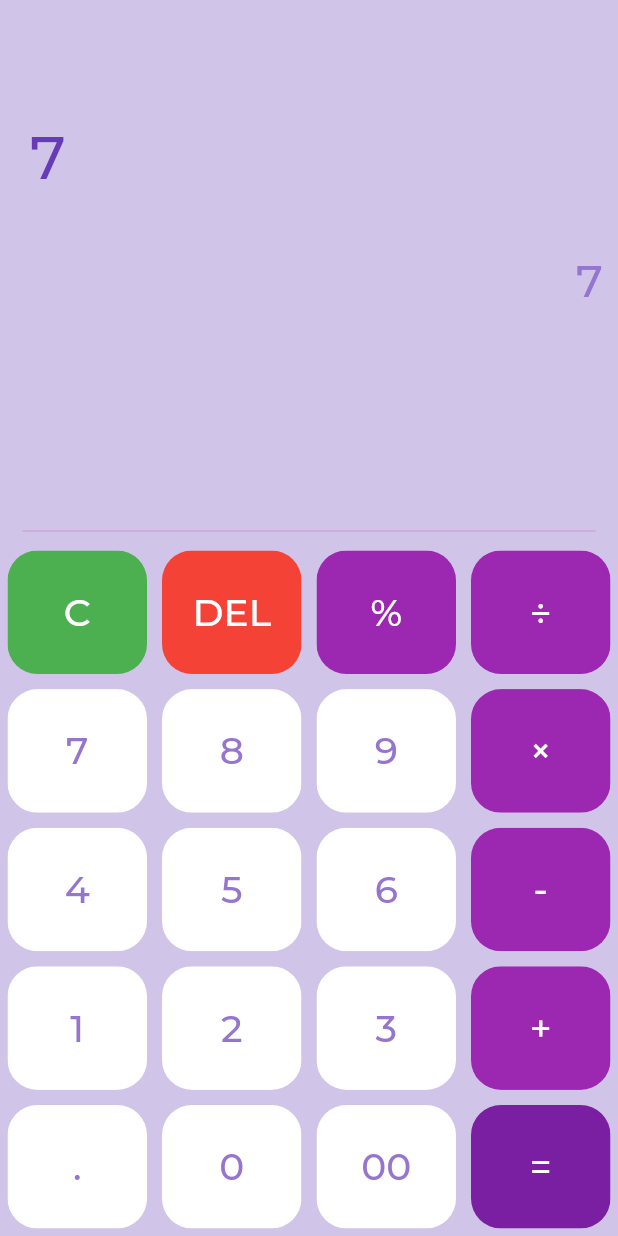
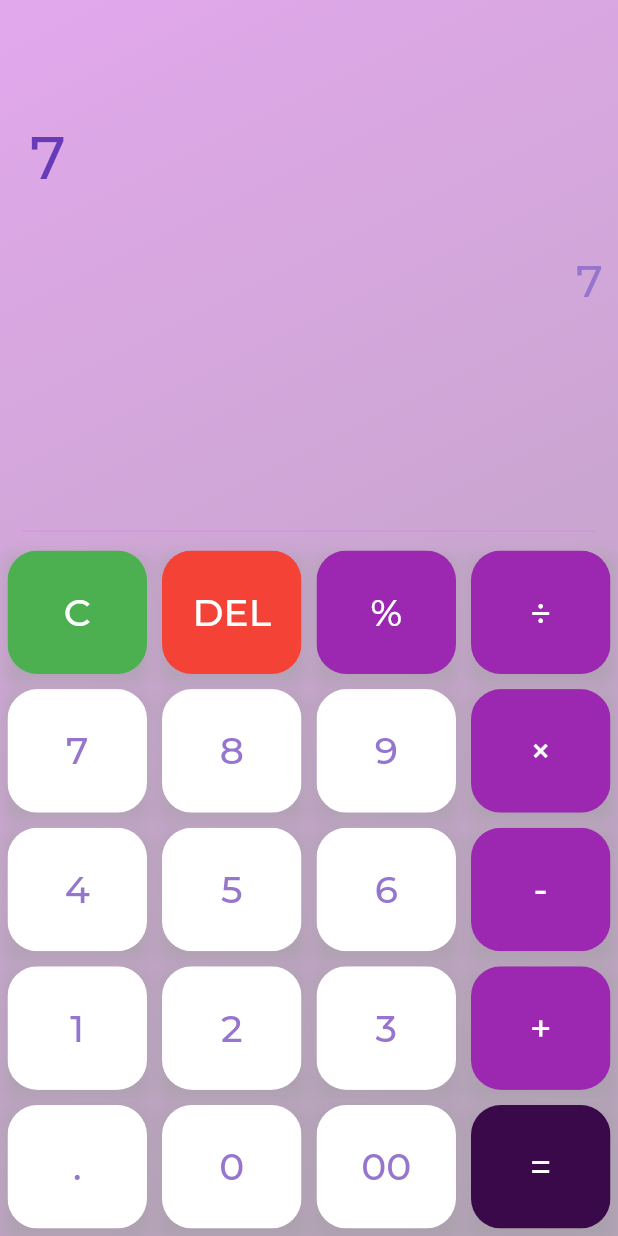
Before and after one commit to Caydo163/flutter-calculator, a Flutter app: the screen it shows after launch, after a tap on an icon or button, on a phone screen of 412 x 824 dp. Run offline on Flutter 3.47's test engine with Material 2 defaults, Android fonts, the phone set to English and light mode, and no system bars; drawn by our look-alikes of flutter_bounce; our stand-ins replace fluttertoast, math_expressions; missing offline and left inert: dart:ffi.

Commit message:
changement couleur + ajout ombre

```diff
--- a/lib/main.dart
+++ b/lib/main.dart
@@ -174,7 +174,7 @@ class _SimpleCalculatriceState extends State<SimpleCalculatrice> {
               Fluttertoast.showToast(
                 msg: "Erreur de syntaxe",
                 toastLength: Toast.LENGTH_SHORT,
-                backgroundColor: Color.fromARGB(209, 186, 51, 210),
+                backgroundColor: const Color.fromARGB(209, 186, 51, 210),
                 textColor: Colors.black,
               );
             }
@@ -227,15 +227,24 @@ class _SimpleCalculatriceState extends State<SimpleCalculatrice> {
       onPressed: () {
         ButtonPressed(txt);
       },
-      duration: Duration(milliseconds: 180),
+      duration: const Duration(milliseconds: 180),
       child: Container(
         margin: const EdgeInsets.all(5),
         height: MediaQuery.of(context).size.height * 0.1,
+        decoration: BoxDecoration(boxShadow: [
+          BoxShadow(
+            color: Colors.grey.withOpacity(0.5),
+            // color: Colors.blue,
+            spreadRadius: 2,
+            blurRadius: 8,
+            offset: Offset(0, 5),
+          )
+        ]),
         child: ClipRRect(
           borderRadius: BorderRadius.circular(20),
           child: Container(
             color: couleurBouton,
-            padding: EdgeInsets.all(7),
+            padding: const EdgeInsets.all(7),
             alignment: Alignment.center,
             child: Text(
               txt,
@@ -254,12 +263,21 @@ class _SimpleCalculatriceState extends State<SimpleCalculatrice> {
   @override
   Widget build(BuildContext context) {
     return Scaffold(
-      backgroundColor: Colors.deepPurple[100],
+      // backgroundColor: Colors.deepPurple[100],
       // appBar: AppBar(
       //   title: Text("Calculatrice"),
       //   centerTitle: true,
       // ),
-      body: Column(
+      body: Container(
+        decoration: BoxDecoration(
+            gradient: LinearGradient(
+                begin: Alignment.topLeft,
+                end: Alignment.bottomRight,
+                colors: [
+              Color.fromARGB(255, 226, 168, 236),
+              Color.fromARGB(255, 181, 163, 184),
+            ])),
+        child: Column(
           children: [
             // Zone d'écriture (calcul et résultat)
             Expanded(
@@ -269,15 +287,16 @@ class _SimpleCalculatriceState extends State<SimpleCalculatrice> {
                   children: [
                     Container(
                       alignment: Alignment.centerLeft,
-                    padding: EdgeInsets.fromLTRB(20, 80, 10, 0),
+                      padding: const EdgeInsets.fromLTRB(20, 80, 10, 0),
                       child: Text(
                         calcul,
-                      style: TextStyle(fontSize: 40, color: Colors.deepPurple),
+                        style: const TextStyle(
+                            fontSize: 40, color: Colors.deepPurple),
                       ),
                     ),
                     Container(
                       alignment: Alignment.centerRight,
-                    padding: EdgeInsets.fromLTRB(20, 40, 10, 0),
+                      padding: const EdgeInsets.fromLTRB(20, 40, 10, 0),
                       child: Text(
                         result,
                         style: TextStyle(
@@ -308,7 +327,8 @@ class _SimpleCalculatriceState extends State<SimpleCalculatrice> {
                         calculatriceButton("C", Colors.white, Colors.green),
                         calculatriceButton("DEL", Colors.white, Colors.red),
                         calculatriceButton("%", Colors.white, Colors.purple),
-                      calculatriceButton("÷", Colors.white, Colors.purple),
+                        calculatriceButton("÷", Colors.white,
+                            const Color.fromARGB(255, 156, 39, 176)),
                       ]),
                       TableRow(children: [
                         calculatriceButton(
@@ -317,7 +337,8 @@ class _SimpleCalculatriceState extends State<SimpleCalculatrice> {
                             "8", Colors.deepPurple.shade300, Colors.white),
                         calculatriceButton(
                             "9", Colors.deepPurple.shade300, Colors.white),
-                      calculatriceButton("×", Colors.white, Colors.purple),
+                        calculatriceButton("×", Colors.white,
+                            const Color.fromARGB(255, 156, 39, 176)),
                       ]),
                       TableRow(children: [
                         calculatriceButton(
@@ -326,7 +347,8 @@ class _SimpleCalculatriceState extends State<SimpleCalculatrice> {
                             "5", Colors.deepPurple.shade300, Colors.white),
                         calculatriceButton(
                             "6", Colors.deepPurple.shade300, Colors.white),
-                      calculatriceButton("-", Colors.white, Colors.purple),
+                        calculatriceButton("-", Colors.white,
+                            const Color.fromARGB(255, 156, 39, 176)),
                       ]),
                       TableRow(children: [
                         calculatriceButton(
@@ -335,7 +357,8 @@ class _SimpleCalculatriceState extends State<SimpleCalculatrice> {
                             "2", Colors.deepPurple.shade300, Colors.white),
                         calculatriceButton(
                             "3", Colors.deepPurple.shade300, Colors.white),
-                      calculatriceButton("+", Colors.white, Colors.purple),
+                        calculatriceButton("+", Colors.white,
+                            const Color.fromARGB(255, 156, 39, 176)),
                       ]),
                       TableRow(children: [
                         calculatriceButton(
@@ -344,8 +367,8 @@ class _SimpleCalculatriceState extends State<SimpleCalculatrice> {
                             "0", Colors.deepPurple.shade300, Colors.white),
                         calculatriceButton(
                             "00", Colors.deepPurple.shade300, Colors.white),
-                      calculatriceButton(
-                          "=", Colors.white, Colors.purple.shade700),
+                        calculatriceButton("=", Colors.white,
+                            const Color.fromARGB(255, 57, 9, 74)),
                       ]),
                     ],
                   ),
@@ -353,6 +376,7 @@ class _SimpleCalculatriceState extends State<SimpleCalculatrice> {
               ],
             )
           ],
+        ),
       ),
     );
   }
```
Lines whose indentation alone changed are shown as unchanged.
